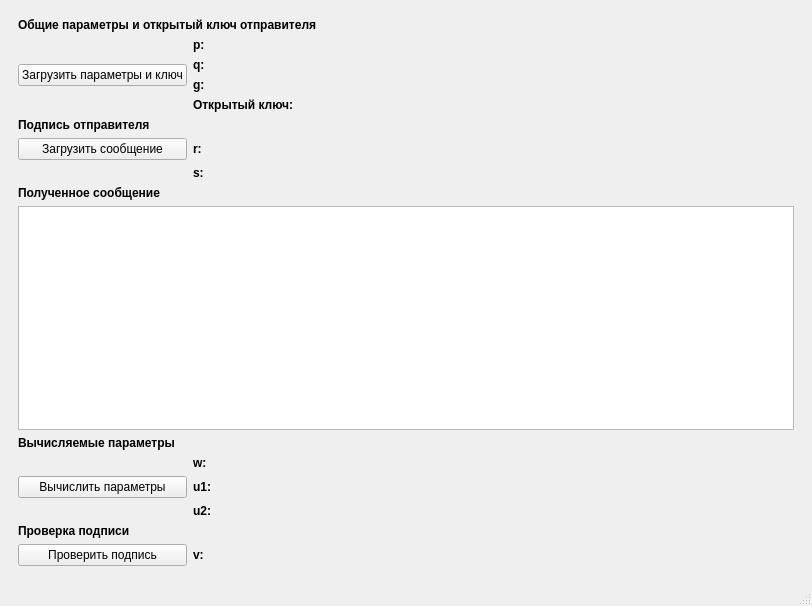
This is gui/MainWindow.ui in atom20000/DSA as Qt 5 draws it before an edit. The edited form follows.
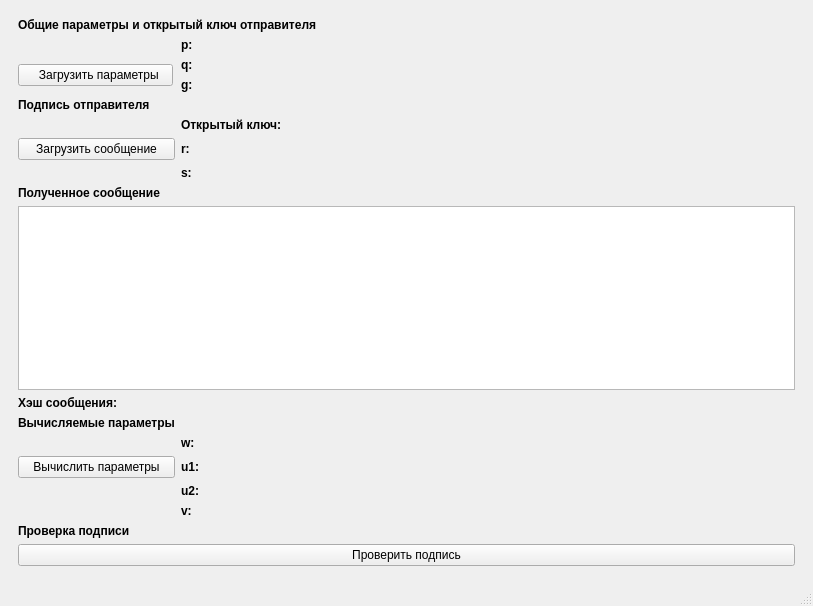
This is the edited form.

What changed in the file:
```diff
--- a/gui/MainWindow.ui
+++ b/gui/MainWindow.ui
@@ -6,7 +6,7 @@
    <rect>
     <x>0</x>
     <y>0</y>
-    <width>812</width>
+    <width>813</width>
     <height>606</height>
    </rect>
   </property>
@@ -440,79 +440,7 @@
       </widget>
       <widget class="QWidget" name="pageReciever">
        <layout class="QGridLayout" name="gridLayout">
-        <item row="5" column="0" colspan="2">
-         <widget class="QLabel" name="signSender">
-          <property name="font">
-           <font>
-            <weight>75</weight>
-            <bold>true</bold>
-           </font>
-          </property>
-          <property name="text">
-           <string>Подпись отправителя</string>
-          </property>
-         </widget>
-        </item>
-        <item row="13" column="0">
-         <widget class="QPushButton" name="calculateButtonReciever">
-          <property name="text">
-           <string>Вычислить параметры</string>
-          </property>
-         </widget>
-        </item>
-        <item row="16" column="1" colspan="3">
-         <widget class="QLabel" name="v_Reciever">
-          <property name="font">
-           <font>
-            <weight>75</weight>
-            <bold>true</bold>
-           </font>
-          </property>
-          <property name="text">
-           <string>v:</string>
-          </property>
-         </widget>
-        </item>
-        <item row="0" column="0" colspan="4">
-         <widget class="QLabel" name="ParamsReciever">
-          <property name="font">
-           <font>
-            <weight>75</weight>
-            <bold>true</bold>
-           </font>
-          </property>
-          <property name="text">
-           <string>Общие параметры и открытый ключ отправителя</string>
-          </property>
-         </widget>
-        </item>
-        <item row="13" column="1" colspan="3">
-         <widget class="QLabel" name="u1_Reciever">
-          <property name="font">
-           <font>
-            <weight>75</weight>
-            <bold>true</bold>
-           </font>
-          </property>
-          <property name="text">
-           <string>u1:</string>
-          </property>
-         </widget>
-        </item>
-        <item row="12" column="1" colspan="3">
-         <widget class="QLabel" name="w_Reciever">
-          <property name="font">
-           <font>
-            <weight>75</weight>
-            <bold>true</bold>
-           </font>
-          </property>
-          <property name="text">
-           <string>w:</string>
-          </property>
-         </widget>
-        </item>
-        <item row="14" column="1" colspan="3">
+        <item row="15" column="1" colspan="3">
          <widget class="QLabel" name="u2_Reciever">
           <property name="font">
            <font>
@@ -525,8 +453,8 @@
           </property>
          </widget>
         </item>
-        <item row="7" column="1" colspan="3">
-         <widget class="QLabel" name="s_reciever">
+        <item row="12" column="0">
+         <widget class="QLabel" name="params_Reciever">
           <property name="font">
            <font>
             <weight>75</weight>
@@ -534,24 +462,18 @@
            </font>
           </property>
           <property name="text">
-           <string>s:</string>
+           <string>Вычисляемые параметры</string>
           </property>
          </widget>
         </item>
-        <item row="3" column="1" colspan="3">
-         <widget class="QLabel" name="g_Reciever">
-          <property name="font">
-           <font>
-            <weight>75</weight>
-            <bold>true</bold>
-           </font>
-          </property>
+        <item row="7" column="0">
+         <widget class="QPushButton" name="uploadButtonReciever">
           <property name="text">
-           <string>g:</string>
+           <string>Загрузить сообщение</string>
           </property>
          </widget>
         </item>
-        <item row="4" column="1" colspan="3">
+        <item row="6" column="1" colspan="3">
          <widget class="QLabel" name="publicKeySender">
           <property name="font">
            <font>
@@ -564,16 +486,16 @@
           </property>
          </widget>
         </item>
-        <item row="8" column="0" colspan="4">
-         <widget class="QLabel" name="messageReciever">
-          <property name="font">
-           <font>
-            <weight>75</weight>
-            <bold>true</bold>
-           </font>
+        <item row="2" column="0" rowspan="2">
+         <widget class="QPushButton" name="uploadParamsKeyButton">
+          <property name="sizePolicy">
+           <sizepolicy hsizetype="Fixed" vsizetype="Fixed">
+            <horstretch>0</horstretch>
+            <verstretch>0</verstretch>
+           </sizepolicy>
           </property>
           <property name="text">
-           <string>Полученное сообщение</string>
+           <string>     Загрузить параметры   </string>
           </property>
          </widget>
         </item>
@@ -590,8 +512,8 @@
           </property>
          </widget>
         </item>
-        <item row="6" column="1" colspan="3">
-         <widget class="QLabel" name="r_reciever">
+        <item row="8" column="1" colspan="3">
+         <widget class="QLabel" name="s_reciever">
           <property name="font">
            <font>
             <weight>75</weight>
@@ -599,11 +521,50 @@
            </font>
           </property>
           <property name="text">
-           <string>r:</string>
+           <string>s:</string>
           </property>
          </widget>
         </item>
-        <item row="15" column="0" colspan="2">
+        <item row="14" column="1" colspan="3">
+         <widget class="QLabel" name="u1_Reciever">
+          <property name="font">
+           <font>
+            <weight>75</weight>
+            <bold>true</bold>
+           </font>
+          </property>
+          <property name="text">
+           <string>u1:</string>
+          </property>
+         </widget>
+        </item>
+        <item row="13" column="1" colspan="3">
+         <widget class="QLabel" name="w_Reciever">
+          <property name="font">
+           <font>
+            <weight>75</weight>
+            <bold>true</bold>
+           </font>
+          </property>
+          <property name="text">
+           <string>w:</string>
+          </property>
+         </widget>
+        </item>
+        <item row="14" column="0">
+         <widget class="QPushButton" name="calculateButtonReciever">
+          <property name="sizePolicy">
+           <sizepolicy hsizetype="Minimum" vsizetype="Fixed">
+            <horstretch>0</horstretch>
+            <verstretch>0</verstretch>
+           </sizepolicy>
+          </property>
+          <property name="text">
+           <string>Вычислить параметры</string>
+          </property>
+         </widget>
+        </item>
+        <item row="17" column="0" colspan="2">
          <widget class="QLabel" name="checkReciever">
           <property name="font">
            <font>
@@ -635,22 +596,80 @@
           </property>
          </widget>
         </item>
-        <item row="16" column="0">
-         <widget class="QPushButton" name="checkButtonReciever">
+        <item row="7" column="1" colspan="3">
+         <widget class="QLabel" name="r_reciever">
+          <property name="font">
+           <font>
+            <weight>75</weight>
+            <bold>true</bold>
+           </font>
+          </property>
           <property name="text">
-           <string>Проверить подпись</string>
+           <string>r:</string>
+          </property>
+         </widget>
+        </item>
+        <item row="0" column="0" colspan="4">
+         <widget class="QLabel" name="ParamsReciever">
+          <property name="font">
+           <font>
+            <weight>75</weight>
+            <bold>true</bold>
+           </font>
+          </property>
+          <property name="text">
+           <string>Общие параметры и открытый ключ отправителя</string>
           </property>
          </widget>
         </item>
         <item row="9" column="0" colspan="4">
+         <widget class="QLabel" name="messageReciever">
+          <property name="font">
+           <font>
+            <weight>75</weight>
+            <bold>true</bold>
+           </font>
+          </property>
+          <property name="text">
+           <string>Полученное сообщение</string>
+          </property>
+         </widget>
+        </item>
+        <item row="3" column="1" colspan="3">
+         <widget class="QLabel" name="g_Reciever">
+          <property name="font">
+           <font>
+            <weight>75</weight>
+            <bold>true</bold>
+           </font>
+          </property>
+          <property name="text">
+           <string>g:</string>
+          </property>
+         </widget>
+        </item>
+        <item row="11" column="0">
+         <widget class="QLabel" name="HashMessageReciever">
+          <property name="font">
+           <font>
+            <weight>75</weight>
+            <bold>true</bold>
+           </font>
+          </property>
+          <property name="text">
+           <string>Хэш сообщения:</string>
+          </property>
+         </widget>
+        </item>
+        <item row="10" column="0" colspan="4">
          <widget class="QTextEdit" name="textMessage">
           <property name="textInteractionFlags">
            <set>Qt::TextSelectableByKeyboard|Qt::TextSelectableByMouse</set>
           </property>
          </widget>
         </item>
-        <item row="11" column="0">
-         <widget class="QLabel" name="params_Reciever">
+        <item row="5" column="0" colspan="2">
+         <widget class="QLabel" name="signSender">
           <property name="font">
            <font>
             <weight>75</weight>
@@ -658,27 +677,33 @@
            </font>
           </property>
           <property name="text">
-           <string>Вычисляемые параметры</string>
+           <string>Подпись отправителя</string>
           </property>
          </widget>
         </item>
-        <item row="2" column="0" rowspan="2">
-         <widget class="QPushButton" name="uploadParamsKeyButton">
+        <item row="16" column="1" colspan="3">
+         <widget class="QLabel" name="v_Reciever">
+          <property name="font">
+           <font>
+            <weight>75</weight>
+            <bold>true</bold>
+           </font>
+          </property>
+          <property name="text">
+           <string>v:</string>
+          </property>
+         </widget>
+        </item>
+        <item row="18" column="0" colspan="4">
+         <widget class="QPushButton" name="checkButtonReciever">
           <property name="sizePolicy">
-           <sizepolicy hsizetype="Fixed" vsizetype="Fixed">
+           <sizepolicy hsizetype="Minimum" vsizetype="Fixed">
             <horstretch>0</horstretch>
             <verstretch>0</verstretch>
            </sizepolicy>
           </property>
           <property name="text">
-           <string>Загрузить параметры и ключ</string>
-          </property>
-         </widget>
-        </item>
-        <item row="6" column="0">
-         <widget class="QPushButton" name="uploadButtonReciever">
-          <property name="text">
-           <string>Загрузить сообщение</string>
+           <string>Проверить подпись</string>
           </property>
          </widget>
         </item>
```
Left out of the diff: 417 changed lines with no effect on the pictures.
